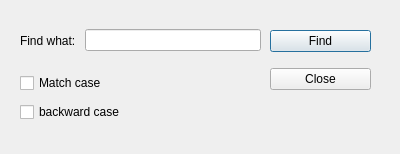
The window that finddialog.ui (jaywhen/LearnQt) describes before a commit, drawn with Qt 5.
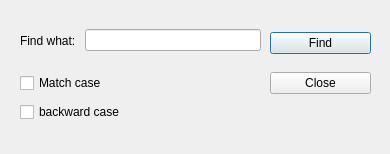
The same window after the commit.

What changed in the file:
```diff
--- a/finddialog.ui
+++ b/finddialog.ui
@@ -6,7 +6,7 @@
    <rect>
     <x>0</x>
     <y>0</y>
-    <width>400</width>
+    <width>390</width>
     <height>154</height>
    </rect>
   </property>
@@ -67,7 +67,7 @@
      <x>270</x>
      <y>20</y>
      <width>101</width>
-     <height>80</height>
+     <height>86</height>
     </rect>
    </property>
    <layout class="QVBoxLayout" name="verticalLayout_2">
```
